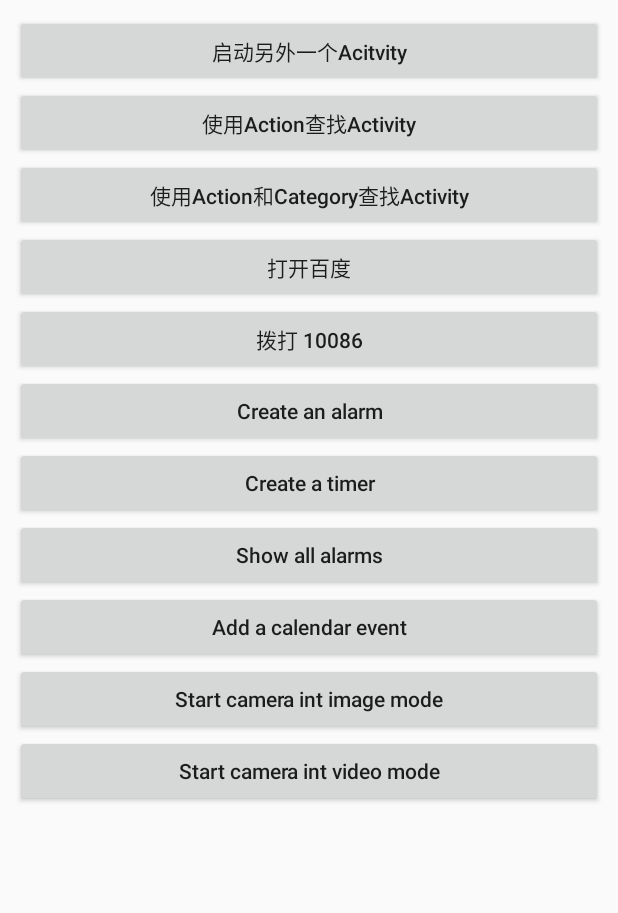
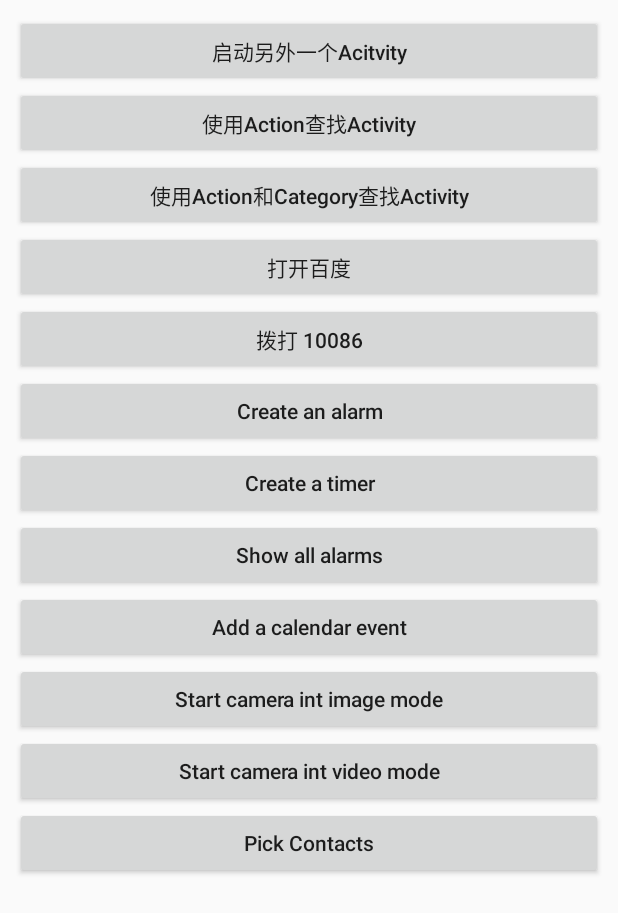
Before and after one commit to neo2470/AndroidAPIGuides, an Android app: the IntentActivity screen opened directly, with no data from a screen before it, on a phone screen of 412 x 824 dp. Shown: the top 913 px of the screen. Run offline under Robolectric (Android 15) with nearby library versions, the phone set to English and light mode, and no system bars.

Commit message:
pick contact with intent action

```diff
--- a/app/src/main/res/layout/activity_intent.xml
+++ b/app/src/main/res/layout/activity_intent.xml
@@ -96,5 +96,13 @@
             android:text="Start camera int video mode"
             android:textAllCaps="false"/>
 
+        <Button
+            android:id="@+id/btn12"
+            android:layout_width="match_parent"
+            android:layout_height="wrap_content"
+            android:onClick="onClick"
+            android:text="Pick Contacts"
+            android:textAllCaps="false"/>
+
     </LinearLayout>
 </ScrollView>
```
Also changed, not shown: app/src/main/java/com/alex/androidapiguides/IntentActivity.java (+29 -0 lines).
